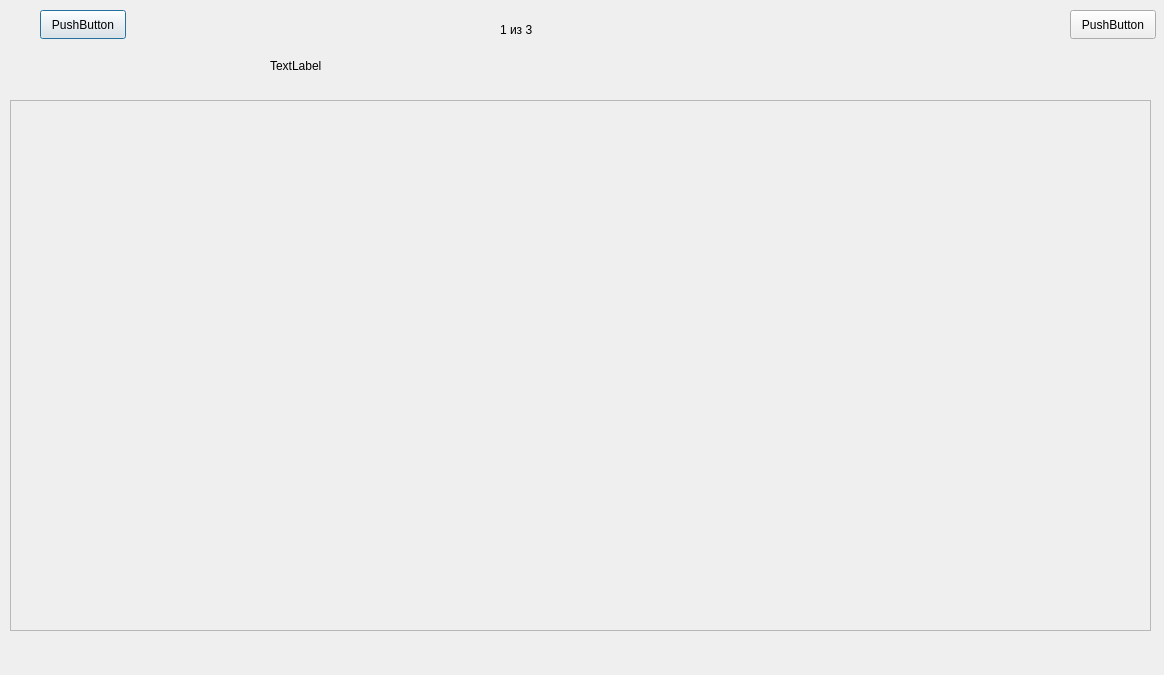
The window that taskviewer.ui (GalinaMaykova/MomMath) describes before a commit, drawn with Qt 5.
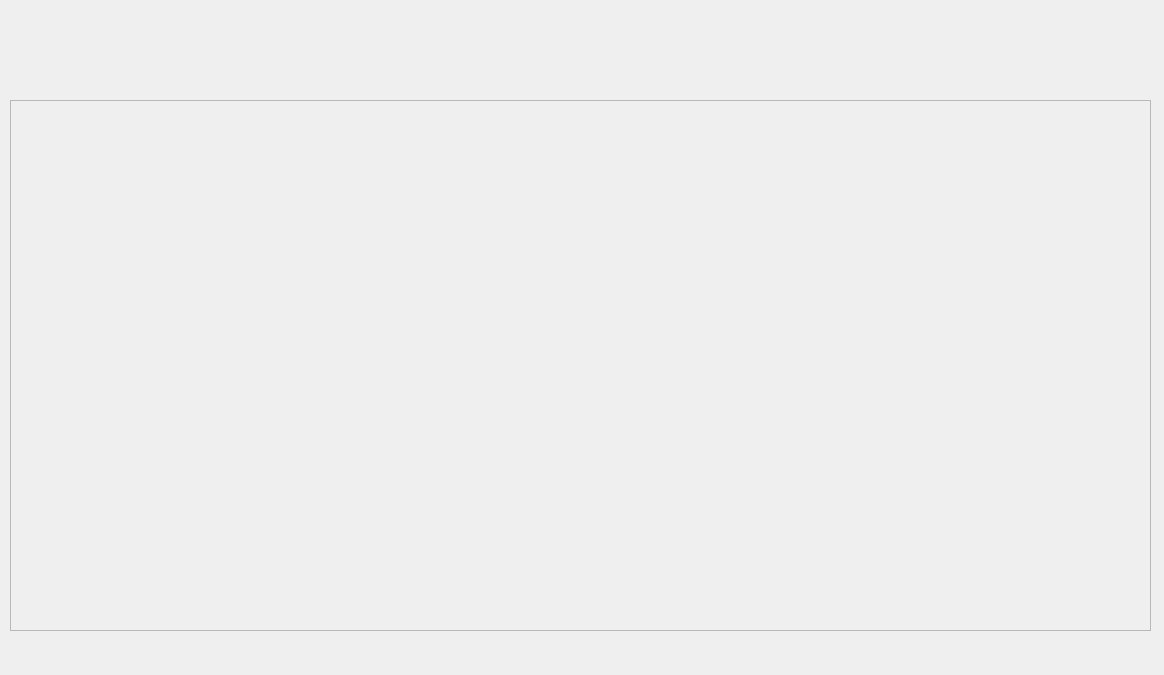
The same window after the commit.

What changed in the file:
```diff
--- a/taskviewer.ui
+++ b/taskviewer.ui
@@ -13,43 +13,17 @@
   <property name="windowTitle">
    <string>Dialog</string>
   </property>
-  <widget class="QPushButton" name="pushButton">
-   <property name="geometry">
-    <rect>
-     <x>40</x>
-     <y>10</y>
-     <width>86</width>
-     <height>29</height>
-    </rect>
-   </property>
-   <property name="text">
-    <string>PushButton</string>
-   </property>
-  </widget>
-  <widget class="QPushButton" name="pushButton_2">
-   <property name="geometry">
-    <rect>
-     <x>1070</x>
-     <y>10</y>
-     <width>86</width>
-     <height>29</height>
-    </rect>
-   </property>
-   <property name="text">
-    <string>PushButton</string>
-   </property>
-  </widget>
   <widget class="QLabel" name="label_2">
    <property name="geometry">
     <rect>
-     <x>500</x>
-     <y>20</y>
-     <width>161</width>
+     <x>20</x>
+     <y>640</y>
+     <width>521</width>
      <height>19</height>
     </rect>
    </property>
    <property name="text">
-    <string>1 из 3</string>
+    <string/>
    </property>
   </widget>
   <widget class="QScrollArea" name="scrollArea">
@@ -78,22 +52,6 @@
     </property>
    </widget>
   </widget>
-  <widget class="QLabel" name="label">
-   <property name="enabled">
-    <bool>true</bool>
-   </property>
-   <property name="geometry">
-    <rect>
-     <x>270</x>
-     <y>40</y>
-     <width>121</width>
-     <height>51</height>
-    </rect>
-   </property>
-   <property name="text">
-    <string>TextLabel</string>
-   </property>
-  </widget>
  </widget>
  <resources/>
  <connections/>
```
